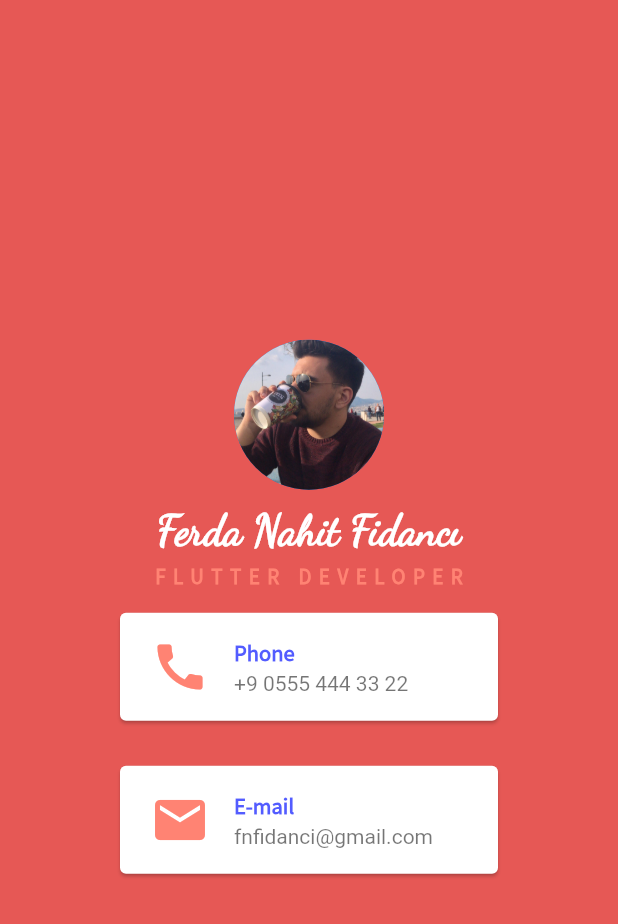
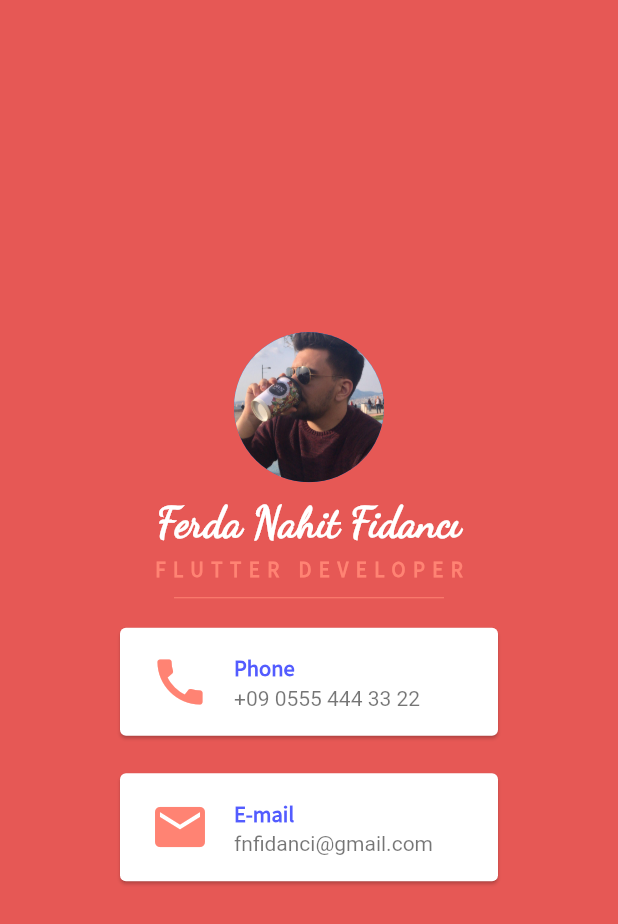
Before and after one commit to dokumanx/ID-Card-Flutter-App, a Flutter app: the screen it shows after launch, on a phone screen of 412 x 824 dp. Shown: the top 924 px of the screen. Run offline on Flutter 3.47's test engine with Material 2 defaults, Android fonts, the phone set to English and light mode, and no system bars.

Commit message:
Final version

```diff
--- a/lib/main.dart
+++ b/lib/main.dart
@@ -45,10 +45,17 @@ class MyApp extends StatelessWidget {
                 fontSize: 14,
               ),
             ),
+            SizedBox(
+              height: 20,
+              width: 180,
+              child: Divider(
+                color: Color.fromRGBO(255, 131, 115, 100.0),
+              ),
+            ),
             Card(
               color: Colors.white,
               margin: EdgeInsets.symmetric(
-                vertical: 15.0,
+                vertical: 10.0,
                 horizontal: 80.0,
               ),
               child: ListTile(
@@ -67,7 +74,7 @@ class MyApp extends StatelessWidget {
                     fontWeight: FontWeight.bold,
                   ),
                 ),
-                subtitle: Text('+9 0555 444 33 22'),
+                subtitle: Text('+09 0555 444 33 22'),
               ),
             ),
             Card(
```
